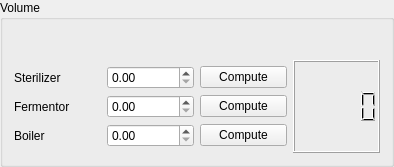
Above: src/app/volume.ui from Brasserie-De-Toulbroch/druid before the change. Below: the same form after it.
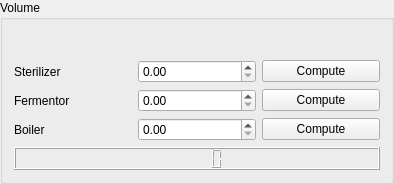
That is the form after the change.

Patch:
```diff
--- a/src/app/volume.ui
+++ b/src/app/volume.ui
@@ -20,9 +20,6 @@
    <property name="topMargin">
     <number>40</number>
    </property>
-   <item row="0" column="3" rowspan="5">
-    <widget class="QLCDNumber" name="_lcd"/>
-   </item>
    <item row="2" column="0">
     <widget class="QLabel" name="label_3">
      <property name="text">
@@ -74,6 +71,9 @@
      </property>
     </widget>
    </item>
+   <item row="4" column="0" colspan="3">
+    <widget class="QLCDNumber" name="_lcd"/>
+   </item>
   </layout>
  </widget>
  <resources/>
```
